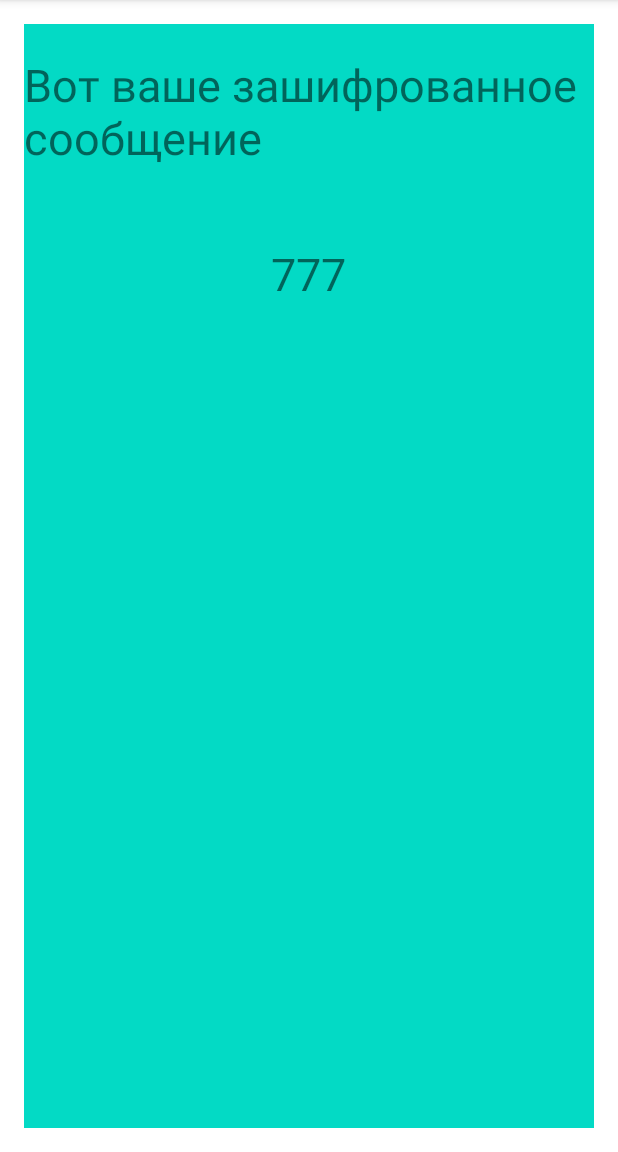
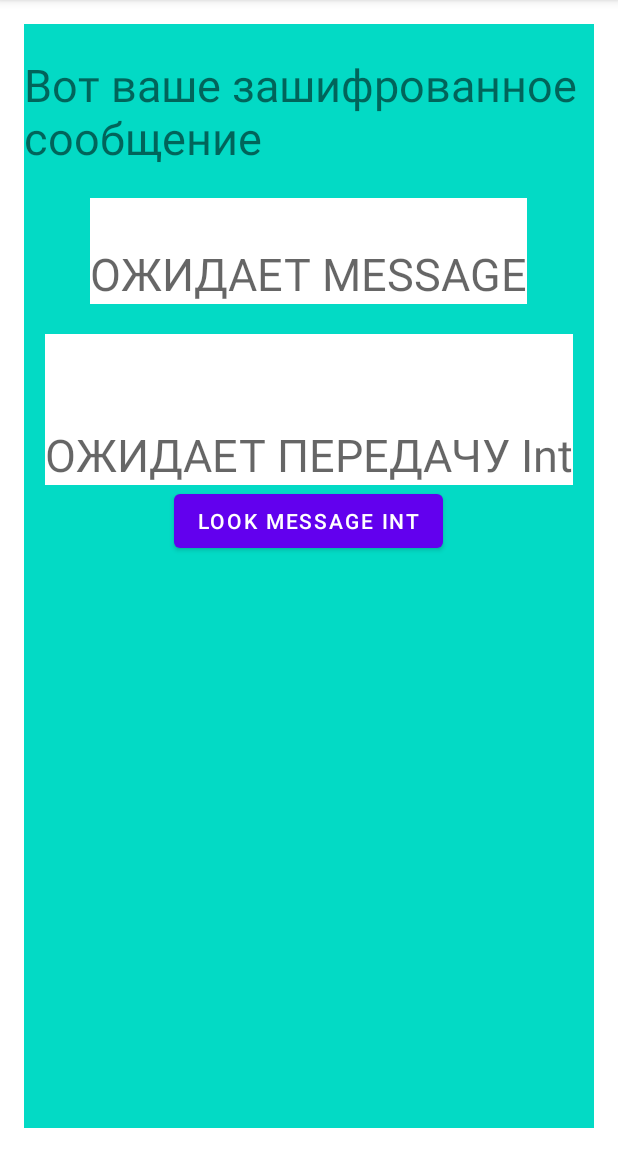
Before and after one commit to AlekseyUsk/Secretmessage, an Android app: the MessageFragment screen opened through its navigation route, after a tap on "NEXT", on a phone screen of 412 x 824 dp, the part 84-1236 px from its top. Run offline under Robolectric (Android 15) with nearby library versions, the phone set to English and light mode, and no system bars.

Commit message:
Android Navigation (int передал , string несмог)

```diff
--- a/app/build.gradle
+++ b/app/build.gradle
@@ -4,7 +4,6 @@ plugins {
     //Safe Args
     id 'androidx.navigation.safeargs' version '2.4.2' apply false
 }
-
 
 android {
     namespace 'com.bignerdranch.android.secretmessage'
@@ -16,7 +15,6 @@ android {
         targetSdk 33
         versionCode 1
         versionName "1.0"
-
         testInstrumentationRunner "androidx.test.runner.AndroidJUnitRunner"
     }
 
@@ -38,9 +36,7 @@ android {
 }
 
 dependencies {
-//Safe Args
-//    classpath "android.arch.navigation:navigation-safe-args-gradle-plugin:1.0.0"
-   // classpath "androidx.navigation:navigation-safe-args-gradle-plug-in:$nav_version"
+
 //навигация
     implementation "androidx.navigation:navigation-fragment-ktx:2.5.3"
 
--- a/app/src/main/java/com/bignerdranch/android/secretmessage/EncryptFragment.kt
+++ b/app/src/main/java/com/bignerdranch/android/secretmessage/EncryptFragment.kt
@@ -1,25 +1,39 @@
 package com.bignerdranch.android.secretmessage
 
 import android.os.Bundle
-import androidx.fragment.app.Fragment
 import android.view.LayoutInflater
 import android.view.View
 import android.view.ViewGroup
+import android.widget.Button
 import android.widget.TextView
+import androidx.fragment.app.Fragment
 
 
 class EncryptFragment : Fragment() {
+
+    lateinit var btnLook: Button
+    lateinit var encryptedViewInt : TextView
+    lateinit var encryptedViewString : TextView
 
     override fun onCreateView(
         inflater: LayoutInflater, container: ViewGroup?,
         savedInstanceState: Bundle?
     ): View? {
         val view = inflater.inflate(R.layout.fragment_encrypt, container, false)
-        val message = EncryptFragmentArgs.fromBundle(requireArguments()).myStringMessage
-        val myMessage = EncryptFragmentArgs.fromBundle(requireArguments()).myIntMessage
-        val encryptedView = view.findViewById<TextView>(R.id.encrypted_message)
-        encryptedView.text = message.toString()
-        encryptedView.text = myMessage.toString()
+        initView(view)
+        val messageString = EncryptFragmentArgs.fromBundle(requireArguments()).myStringMessage
+        encryptedViewString.text = messageString
+
+        btnLook.setOnClickListener {
+            var messageInt = EncryptFragmentArgs.fromBundle(requireArguments()).myIntMessage.toString()
+            encryptedViewInt.text = messageInt
+        }
         return view
     }
+
+    private fun initView(view: View) {
+        encryptedViewInt = view.findViewById<TextView>(R.id.encrypted_message_int)
+        encryptedViewString = view.findViewById<TextView>(R.id.encrypted_message_string)
+        btnLook = view.findViewById<Button>(R.id.look_message_int)
+    }
 }
--- a/app/src/main/java/com/bignerdranch/android/secretmessage/MessageFragment.kt
+++ b/app/src/main/java/com/bignerdranch/android/secretmessage/MessageFragment.kt
@@ -14,6 +14,7 @@ class MessageFragment : Fragment() {
     lateinit var nextBtn: Button
     lateinit var editMessageView : EditText
     lateinit var btn : Button
+    lateinit var messageString: String
 
     override fun onCreateView(
         inflater: LayoutInflater, container: ViewGroup?,
@@ -26,16 +27,17 @@ class MessageFragment : Fragment() {
     }
 
     private fun onClick(view: View) {
-        var myMessage = 777
-        val message = editMessageView.text.toString()
-        val action = MessageFragmentDirections
-            .actionMessageFragmentToEncryptFragment(message,myMessage)
+        var messageInt = 777
+        messageString =  editMessageView.text.toString()
 
         nextBtn.setOnClickListener {
-            message                                  //FixMe перестало передовать String первый аргумент
+            val action = MessageFragmentDirections
+                .actionMessageFragmentToEncryptFragment(messageInt,messageString)                                //FixMe перестало передовать String первый аргумент
             view.findNavController().navigate(action)
         }
         btn.setOnClickListener {
+            val action = MessageFragmentDirections
+                .actionMessageFragmentToEncryptFragment(messageInt,messageString)
             view.findNavController().navigate(action)
         }
     }
--- a/app/src/main/res/layout/fragment_encrypt.xml
+++ b/app/src/main/res/layout/fragment_encrypt.xml
@@ -16,12 +16,29 @@
         android:textSize="30sp" />
 
     <TextView
-        android:id="@+id/encrypted_message"
+        android:id="@+id/encrypted_message_string"
         android:layout_width="wrap_content"
         android:layout_height="wrap_content"
+        android:hint="ОЖИДАЕТ MESSAGE"
+        android:background="@color/white"
         android:paddingTop="30dp"
         android:layout_marginTop="20dp"
         android:textSize="30sp" />
+    <TextView
+        android:id="@+id/encrypted_message_int"
+        android:layout_width="wrap_content"
+        android:layout_height="wrap_content"
+        android:background="@color/white"
+        android:hint="ОЖИДАЕТ ПЕРЕДАЧУ Int"
+        android:paddingTop="60dp"
+        android:layout_marginTop="20dp"
+        android:textSize="30sp" />
+
+    <Button
+        android:id="@+id/look_message_int"
+        android:layout_width="wrap_content"
+        android:layout_height="wrap_content"
+        android:text="look message int"/>
 
 
 </LinearLayout>
--- a/app/src/main/res/layout/fragment_message.xml
+++ b/app/src/main/res/layout/fragment_message.xml
@@ -25,5 +25,5 @@
         android:id="@+id/boolean_btn"
         android:layout_width="wrap_content"
         android:layout_height="wrap_content"
-        android:text="поменяй меня я true"/>
+        android:text="передача Int"/>
 </LinearLayout>
--- a/app/src/main/res/navigation/nav_graph.xml
+++ b/app/src/main/res/navigation/nav_graph.xml
@@ -21,7 +21,8 @@
         tools:layout="@layout/fragment_message" >
         <action
             android:id="@+id/action_messageFragment_to_encryptFragment"
-            app:destination="@id/encryptFragment" />
+            app:destination="@id/encryptFragment"
+            app:popUpTo="@id/welcomeFragment" />
     </fragment>
     <fragment
         android:id="@+id/encryptFragment"
@@ -29,10 +30,10 @@
         android:label="fragment_encrypt"
         tools:layout="@layout/fragment_encrypt" >
         <argument
+            android:name="myIntMessage"
+            app:argType="integer" />
+        <argument
             android:name="myStringMessage"
             app:argType="string" />
-        <argument
-            android:name="myIntMessage"
-            app:argType="integer" />
     </fragment>
 </navigation>
```
